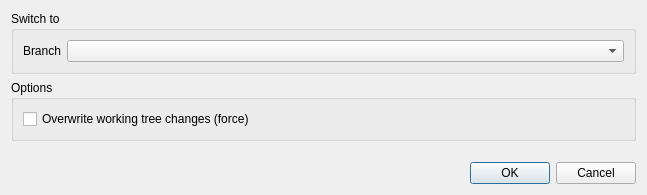
koordinates/kart-qgis-plugin, file kart/gui/switchdialog.ui: the form before one commit.
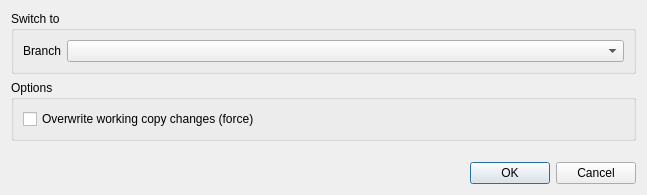
The form after the commit.

Commit message: `working tree`-> `working copy`

```diff
--- a/kart/gui/switchdialog.ui
+++ b/kart/gui/switchdialog.ui
@@ -58,7 +58,7 @@
       <item row="0" column="0">
        <widget class="QCheckBox" name="chkForce">
         <property name="text">
-         <string>Overwrite working tree changes (force)</string>
+         <string>Overwrite working copy changes (force)</string>
         </property>
        </widget>
       </item>
```
The commit also changes 4 other files.
